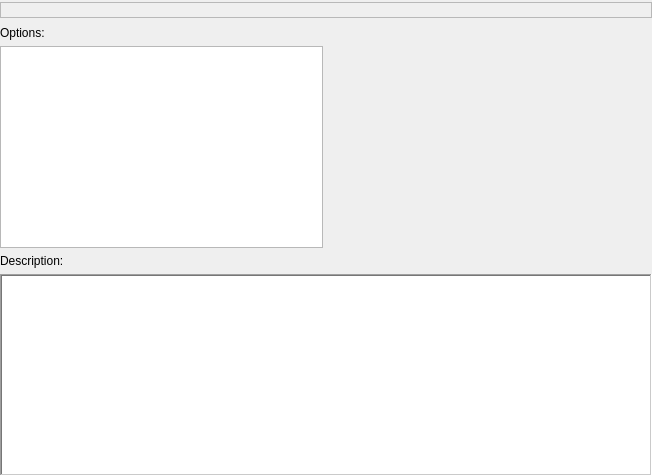
This is plugins/installer_wizard/src/ui/wizardinstallerpage.ui in Holt59/mo2-merge as Qt 5 draws it before an edit. The edited form follows.
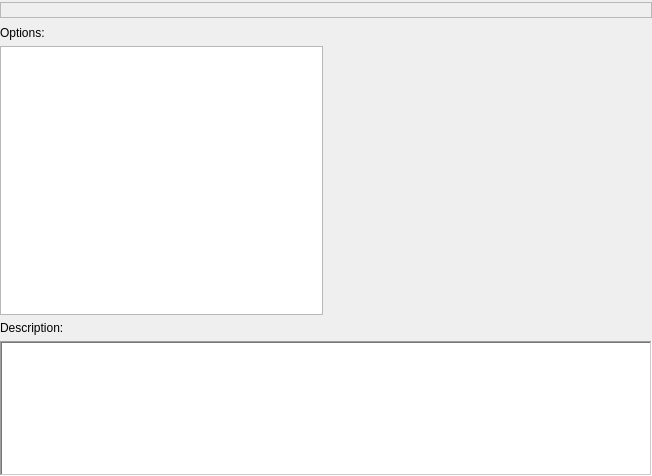
This is the edited form.

Commit message: [installer_wizard] Installer image improvements - Expand size of options / image row - Resize image with correct aspect ratio - Add maximize button to titlebar

```diff
--- a/plugins/installer_wizard/src/ui/wizardinstallerpage.ui
+++ b/plugins/installer_wizard/src/ui/wizardinstallerpage.ui
@@ -27,7 +27,7 @@
     <number>0</number>
    </property>
    <item>
-    <layout class="QVBoxLayout" name="verticalLayout" stretch="0,0,1,0,1">
+    <layout class="QVBoxLayout" name="verticalLayout" stretch="0,0,2,0,1">
      <property name="spacing">
       <number>6</number>
      </property>
@@ -136,7 +136,10 @@
           <string/>
          </property>
          <property name="scaledContents">
-          <bool>true</bool>
+          <bool>false</bool>
+         </property>
+         <property name="alignment">
+          <set>Qt::AlignCenter</set>
          </property>
         </widget>
        </item>
```
The commit also changes 1 other file.
